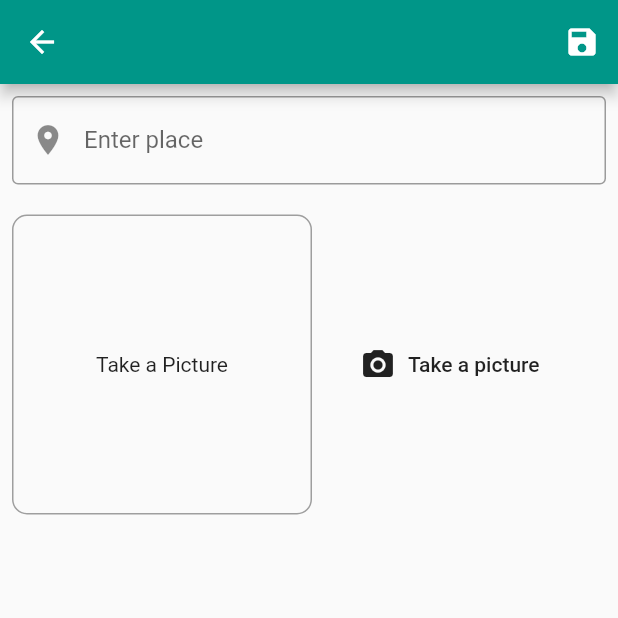
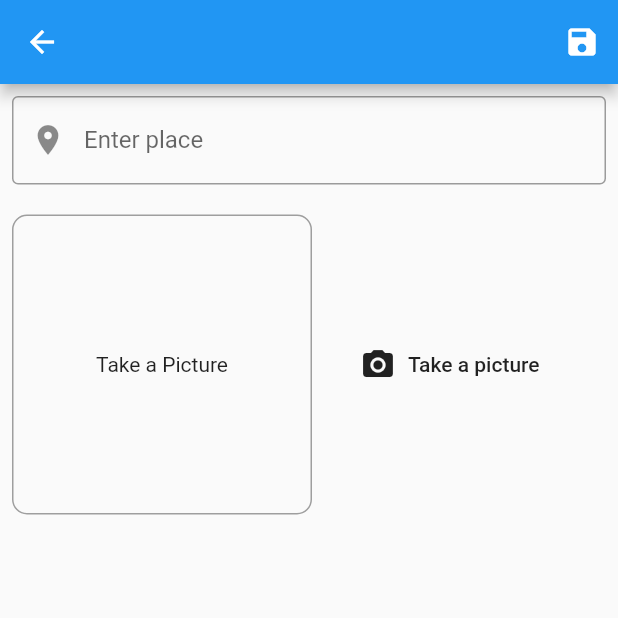
Before and after one commit to Emamezi/PrimeroseMobile, a Flutter app: the screen it shows after launch, after a tap on the "add" icon, on a phone screen of 412 x 824 dp, the top half of it. Run offline on Flutter 3.47's test engine with Material 2 defaults, Android fonts, the phone set to English and light mode, and no system bars; our stand-ins replace image_picker.

Commit message:
initial commit

```diff
--- a/lib/main.dart
+++ b/lib/main.dart
@@ -17,7 +17,7 @@ class MyApp extends StatelessWidget {
         title: 'PrimeRoase Mobile',
         theme: ThemeData(
             appBarTheme: AppBarTheme(
-          color: Colors.teal,
+          color: Colors.blue,
         )),
         home: PlaceListView(),
         routes: {
```
